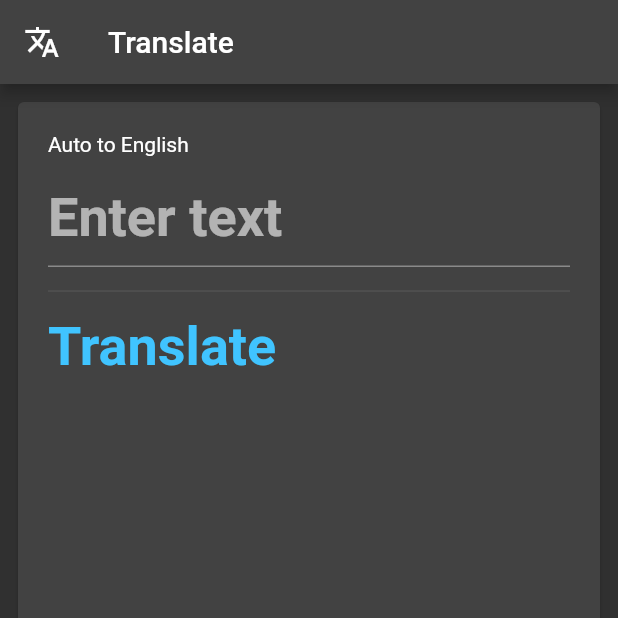
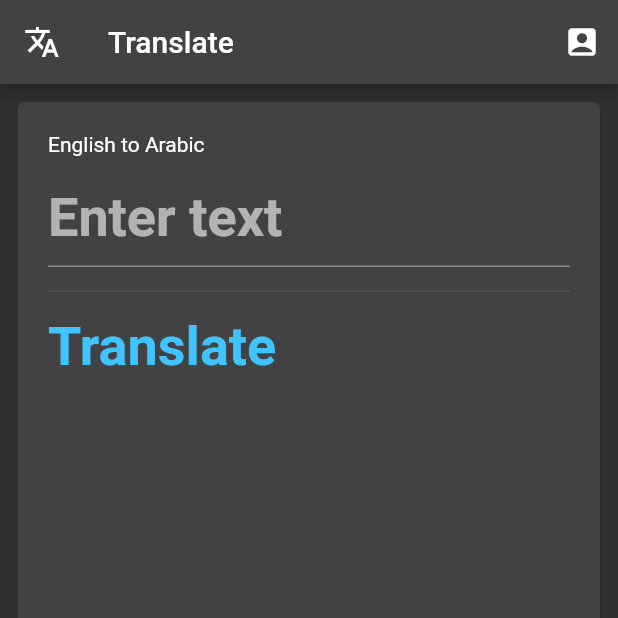
Before and after one commit to Hussein-Al-Attar/flutter_file_manager, a Flutter app: the screen it shows after launch, on a phone screen of 412 x 824 dp, the top half of it. Run offline on Flutter 3.47's test engine with Material 2 defaults, Android fonts, the phone set to English and light mode, and no system bars; our stand-ins replace permission_handler; missing offline and left inert: file_manager, translator.

```diff
--- a/flutter_translate/lib/home.dart
+++ b/flutter_translate/lib/home.dart
@@ -1,4 +1,5 @@
 import 'package:flutter/material.dart';
+import 'package:flutter_translate/developer.dart';
 import 'package:translator/translator.dart';
 
 class home extends StatefulWidget {
@@ -14,11 +15,21 @@ class _homeState extends State<home> {
   Widget build(BuildContext context) {
     return Scaffold(
       appBar: AppBar(
-          title: const Text("Translate"), leading: const Icon(Icons.translate)),
+        title: const Text("Translate"),
+        leading: const Icon(Icons.translate),
+        actions: [
+          IconButton(
+              onPressed: () {
+                Navigator.of(context)
+                    .push(MaterialPageRoute(builder: (context) => Developer()));
+              },
+              icon: const Icon(Icons.account_box))
+        ],
+      ),
       body: Card(
         margin: const EdgeInsets.all(12),
         child: ListView(padding: const EdgeInsets.all(20), children: [
-          const Text("Auto to English"),
+          const Text("English to Arabic"),
           const SizedBox(
             height: 8,
           ),
@@ -26,7 +37,7 @@ class _homeState extends State<home> {
             style: const TextStyle(fontSize: 36, fontWeight: FontWeight.bold),
             decoration: const InputDecoration(hintText: "Enter text"),
             onChanged: (text) async {
-              final t = await text.translate(from: "auto", to: "en");
+              final t = await text.translate(from: "en", to: "ar");
               setState(() {
                 translate = t.text;
               });
```
Also changed, not shown: flutter_translate/lib/developer.dart (added, +41 -0 lines).
